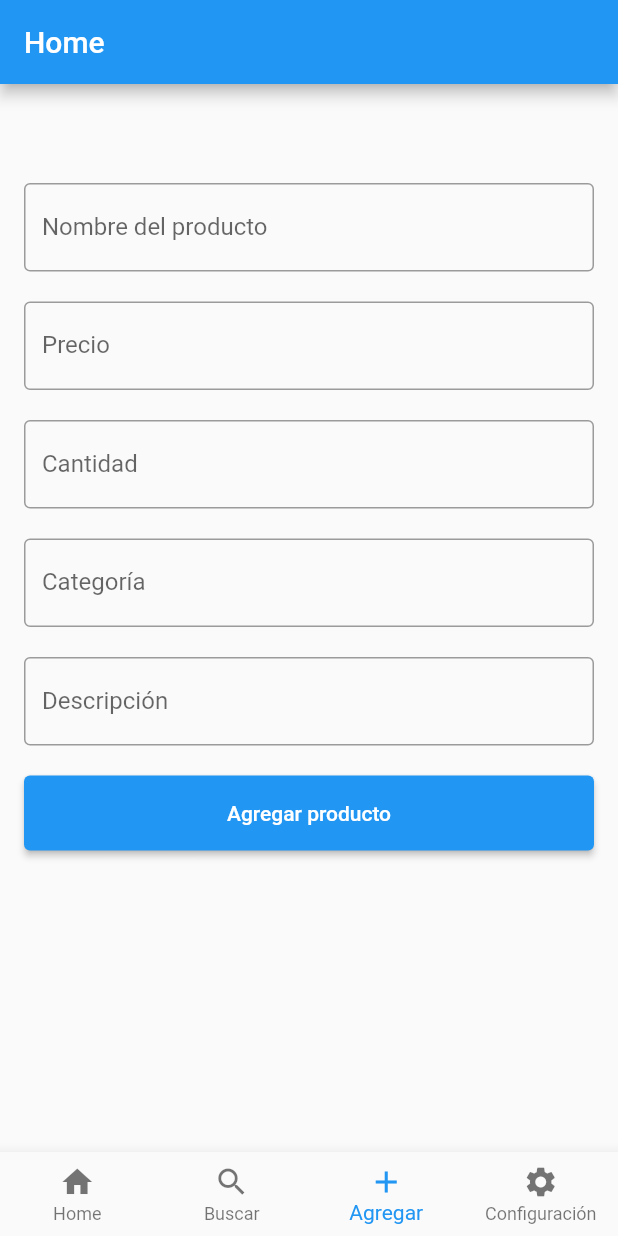
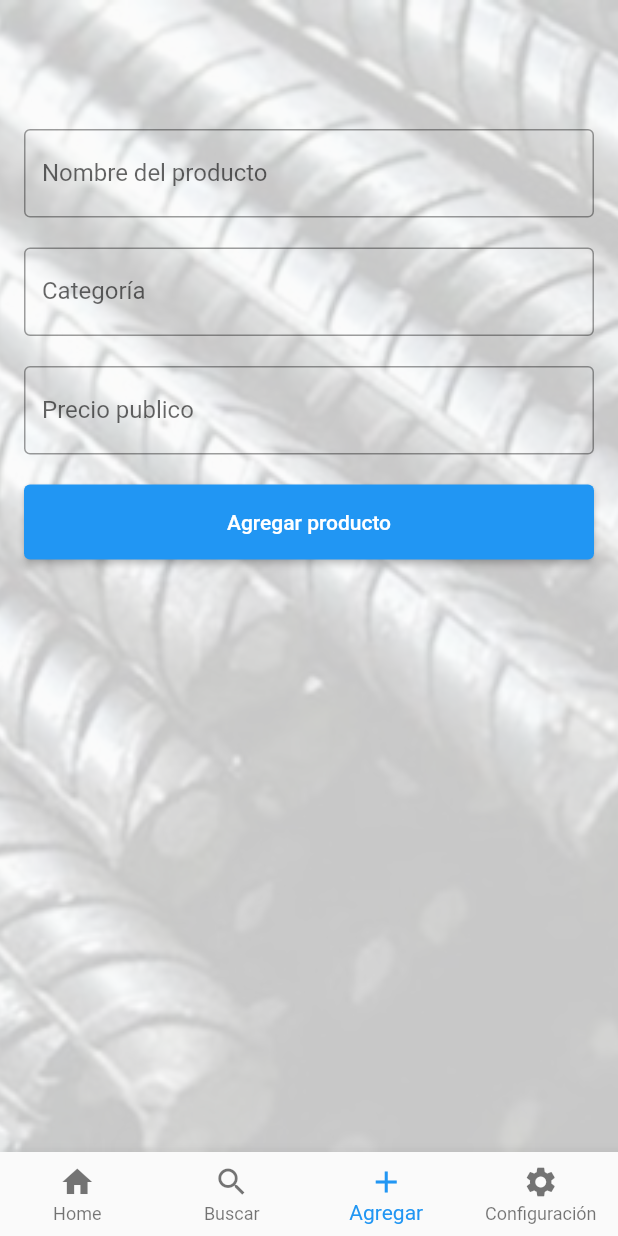
Before and after one commit to jparsoft/inventaryapp, a Flutter app: the screen it shows after launch, item 3 of the bottom bar chosen, on a phone screen of 412 x 824 dp. Run offline on Flutter 3.47's test engine with Material 2 defaults, Android fonts, the light colour scheme and no system bars; our stand-ins replace bloc, equatable, get, logger; missing offline and left inert: gsheets; project files that could hold a hidden picture were left out; key blocks and very long unbroken strings in the code were emptied for the run.

Commit message:
FEAT: nuevo estilo y filtro de busqueda

```diff
--- a/lib/features/administration/presentation/pages/add_products_page.dart
+++ b/lib/features/administration/presentation/pages/add_products_page.dart
@@ -22,14 +22,9 @@ class _AddProductsPageState extends State<AddProductsPage> {
     generateLoader();
     await SheetsApi.insertRow(
       ProductModel(
-        id: '0',
         name: productNameController.text,
         price: productPriceController.text,
-        quantity: productQuantityController.text,
-        description: productDescriptionController.text,
-        image: 'none',
         category: productCategoryController.text,
-        createdAt: DateTime.now().toLocal().toIso8601String(),
       ),
     );
     Get.back();
@@ -44,16 +39,13 @@ class _AddProductsPageState extends State<AddProductsPage> {
 
   formClear() {
     productNameController.clear();
+    productCategoryController.clear();
     productPriceController.clear();
-    productQuantityController.clear();
-    productDescriptionController.clear();
-    productCategoryController.clear();
   }
 
   final productNameController = TextEditingController();
   final productPriceController = TextEditingController();
-  final productQuantityController = TextEditingController();
-  final productDescriptionController = TextEditingController();
+
   final productCategoryController = TextEditingController();
   final _formKey = GlobalKey<FormState>();
 
@@ -64,7 +56,6 @@ class _AddProductsPageState extends State<AddProductsPage> {
         padding: const EdgeInsets.all(16.0),
         child: Form(
           key: _formKey,
-
           child: Column(mainAxisAlignment: MainAxisAlignment.start, children: <
               Widget>[
             //formulario
@@ -86,34 +77,6 @@ class _AddProductsPageState extends State<AddProductsPage> {
             ),
 
             TextFormField(
-              controller: productPriceController,
-              onChanged: (value) => setState(() {}),
-              decoration: const InputDecoration(
-                border: OutlineInputBorder(),
-                labelText: 'Precio',
-              ),
-              validator: (value) => value!.isEmpty ? 'Campo requerido' : null,
-            ),
-
-            const SizedBox(
-              height: 20,
-            ),
-
-            TextFormField(
-              controller: productQuantityController,
-              onChanged: (value) => setState(() {}),
-              decoration: const InputDecoration(
-                border: OutlineInputBorder(),
-                labelText: 'Cantidad',
-              ),
-              validator: (value) => value!.isEmpty ? 'Campo requerido' : null,
-            ),
-
-            const SizedBox(
-              height: 20,
-            ),
-
-            TextFormField(
               controller: productCategoryController,
               onChanged: (value) => setState(() {}),
               decoration: const InputDecoration(
@@ -126,15 +89,16 @@ class _AddProductsPageState extends State<AddProductsPage> {
             const SizedBox(
               height: 20,
             ),
-
             TextFormField(
-              controller: productDescriptionController,
+              controller: productPriceController,
               onChanged: (value) => setState(() {}),
               decoration: const InputDecoration(
                 border: OutlineInputBorder(),
-                labelText: 'Descripción',
+                labelText: 'Precio publico',
               ),
+              validator: (value) => value!.isEmpty ? 'Campo requerido' : null,
             ),
+
             const SizedBox(
               height: 20,
             ),
--- a/lib/features/g_sheet_api/data/models/product_fields.dart
+++ b/lib/features/g_sheet_api/data/models/product_fields.dart
@@ -1,21 +1,11 @@
 class ProductFields {
-  static const String id = 'id';
   static const String name = 'name';
   static const String price = 'price';
-  static const String quantity = 'quantity';
-  static const String description = 'description';
-  static const String image = 'image';
   static const String category = 'category';
-  static const String createdAt = 'createdAt';
 
   static const List<String> values = [
     name,
-    id,
     price,
-    quantity,
-    description,
-    image,
     category,
-    createdAt
   ];
 }
--- a/lib/features/g_sheet_api/data/models/product_model.dart
+++ b/lib/features/g_sheet_api/data/models/product_model.dart
@@ -1,34 +1,20 @@
 class ProductModel {
   String name;
   String price;
-  String quantity;
-  String description;
-  String image;
+
   String category;
-  String createdAt;
-  String id;
 
   ProductModel({
-    required this.id,
     required this.name,
     required this.price,
-    required this.quantity,
-    required this.description,
-    required this.image,
     required this.category,
-    required this.createdAt,
   });
 
   Map<String, dynamic> toJson() {
     return {
-      'id': id,
       'name': name,
       'price': price,
-      'quantity': quantity,
-      'description': description,
-      'image': image,
       'category': category,
-      'createdAt': createdAt,
     };
   }
 
@@ -44,14 +30,9 @@ class ProductModel {
     String? id,
   }) {
     return ProductModel(
-      id: id ?? this.id,
       name: name ?? this.name,
       price: price ?? this.price,
-      quantity: quantity ?? this.quantity,
-      description: description ?? this.description,
-      image: image ?? this.image,
       category: category ?? this.category,
-      createdAt: createdAt ?? this.createdAt,
     );
   }
 
@@ -59,14 +40,9 @@ class ProductModel {
 
   factory ProductModel.fromJson(Map<String, dynamic> json) {
     return ProductModel(
-      id: json['id'] as String,
       name: json['name'] as String,
       price: json['price'] as String,
-      quantity: json['quantity'] as String,
-      description: json['description'] as String,
-      image: json['image'] as String,
       category: json['category'] as String,
-      createdAt: json['createdAt'] as String,
     );
   }
 }
--- a/lib/main.dart
+++ b/lib/main.dart
@@ -57,7 +57,7 @@ class MyHomePage extends StatefulWidget {
 }
 
 class _MyHomePageState extends State<MyHomePage> {
-  int _selectedIndex = 0;
+  int _selectedIndex = 1;
 
   final pages = [
     const HomePage(),
@@ -69,10 +69,21 @@ class _MyHomePageState extends State<MyHomePage> {
   @override
   Widget build(BuildContext context) {
     return Scaffold(
-      appBar: AppBar(
-        title: Text(widget.title),
+
+      body: Container(
+        height: MediaQuery.of(context).size.height,
+        decoration: const BoxDecoration(
+          image: DecorationImage(
+            image: AssetImage("assets/back_image.jpeg"),
+            fit: BoxFit.cover,
+            opacity: .2
+          ),
+        ),
+        child: Padding(
+          padding: const EdgeInsets.symmetric(vertical: 20),
+          child: pages[_selectedIndex],
+        ),
       ),
-      body: pages[_selectedIndex],
       bottomNavigationBar: BottomNavigationBar(
         type: BottomNavigationBarType.fixed,
         currentIndex: _selectedIndex,
--- a/pubspec.yaml
+++ b/pubspec.yaml
@@ -36,7 +36,7 @@ dependencies:
   # Use with the CupertinoIcons class for iOS style icons.
   cupertino_icons: ^1.0.2
   gsheets: ^0.4.2
-  bloc: ^8.1.1
+  bloc:
   equatable: ^2.0.5
   dotenv: ^4.1.0
   logger: ^1.3.0
@@ -66,7 +66,7 @@ flutter:
 
   # To add assets to your application, add an assets section, like this:
   assets:
-   - assets/credentials.json
+   - assets/back_image.jpeg
    - properties/
   #   - images/a_dot_ham.jpeg
 
```
Also changed, not shown: assets/credentials.json (deleted, +0 -13 lines), lib/features/g_sheet_api/data/datasources/g_sheet_api.dart (+17 -3 lines), lib/features/home/presentation/pages/home_page.dart (+32 -51 lines), lib/features/search/presentation/pages/search_page.dart (+33 -46 lines), assets/back_image.jpeg (added).
